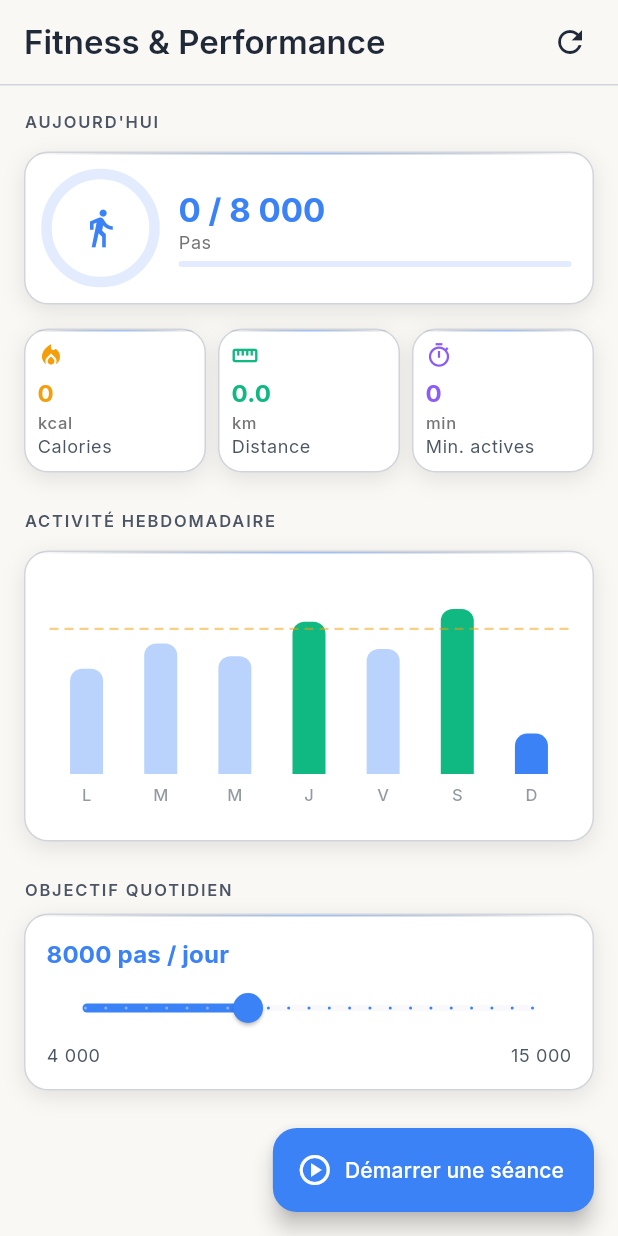
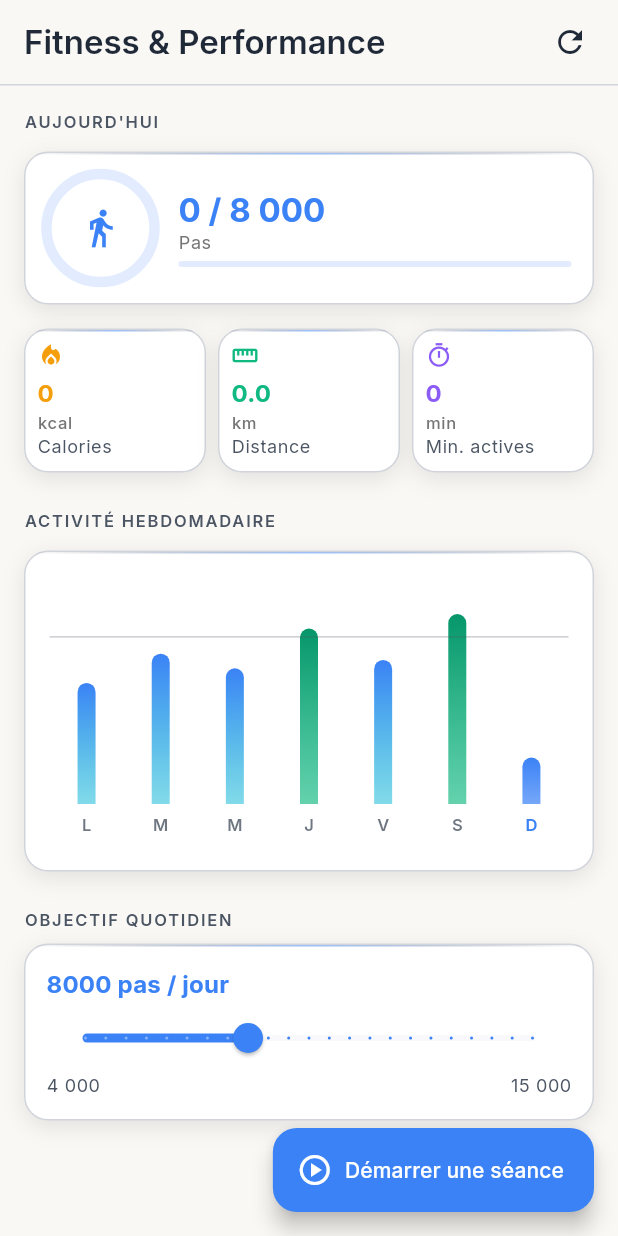
Before and after one commit to Beros0408/harmony, a Flutter app: the FitnessScreen screen opened by its route, on a phone screen of 412 x 824 dp. Run offline on Flutter 3.47's test engine with Material 3 defaults, Android fonts, the phone set to English and light mode, and no system bars; our stand-ins replace device_info_plus, dio, equatable, flutter_bloc, flutter_contacts, flutter_local_notifications and 16 more; missing offline and left inert: googleapis, purchases_flutter; accounts and stored records are empty; network calls fail.

Commit message:
Fitness - redesign premium graphique activite hebdomadaire

```diff
--- a/mobile/lib/features/fitness/presentation/screens/fitness_screen.dart
+++ b/mobile/lib/features/fitness/presentation/screens/fitness_screen.dart
@@ -221,7 +221,7 @@ class _FitnessBodyState extends State<_FitnessBody> {
         HarmonyCard(
           padding: AppSpacing.lg,
           child: SizedBox(
-            height: 160,
+            height: 180,
             child: _WeeklyBarChart(
               weeklySteps: widget.weeklySteps,
               goal: widget.goal,
@@ -461,7 +461,7 @@ class _MiniStatCard extends StatelessWidget {
 
 // ─── Graphique hebdomadaire ───────────────────────────────────────────────────
 
-class _WeeklyBarChart extends StatelessWidget {
+class _WeeklyBarChart extends StatefulWidget {
   const _WeeklyBarChart({
     required this.weeklySteps,
     required this.goal,
@@ -472,32 +472,101 @@ class _WeeklyBarChart extends StatelessWidget {
   final List<String> dayLabels;
 
   @override
+  State<_WeeklyBarChart> createState() => _WeeklyBarChartState();
+}
+
+class _WeeklyBarChartState extends State<_WeeklyBarChart>
+    with SingleTickerProviderStateMixin {
+  late final AnimationController _ctrl;
+  late final Animation<double> _anim;
+
+  @override
+  void initState() {
+    super.initState();
+    _ctrl = AnimationController(
+      vsync: this,
+      duration: const Duration(milliseconds: 600),
+    );
+    _anim = CurvedAnimation(parent: _ctrl, curve: Curves.easeOutCubic);
+    _ctrl.forward();
+  }
+
+  @override
+  void dispose() {
+    _ctrl.dispose();
+    super.dispose();
+  }
+
+  @override
   Widget build(BuildContext context) {
-    final values = weeklySteps.map((d) => d.stepCount.toDouble()).toList();
+    final cs = Theme.of(context).colorScheme;
+    final values = widget.weeklySteps.map((d) => d.stepCount.toDouble()).toList();
     // Complète à 7 si la liste est courte
-    while (values.length < 7) values.insert(0, 0);
-    final maxY = ([...values, goal.toDouble()].reduce((a, b) => a > b ? a : b)) * 1.2;
+    while (values.length < 7) { values.insert(0, 0); }
+    final maxY =
+        ([...values, widget.goal.toDouble()].reduce((a, b) => a > b ? a : b)) * 1.2;
 
+    return AnimatedBuilder(
+      animation: _anim,
+      builder: (context, _) {
         return BarChart(
           BarChartData(
             maxY: maxY,
             alignment: BarChartAlignment.spaceAround,
             barGroups: List.generate(values.length, (i) {
-          final isToday = i == values.length - 1;
-          final goalReached = values[i] >= goal;
-          final color = goalReached
-              ? AppColors.accentGreen
-              : isToday
-                  ? AppColors.accentBlue
-                  : AppColors.accentBlue.withValues(alpha: 0.35);
+              final isToday     = i == values.length - 1;
+              final goalReached = values[i] >= widget.goal;
+              final isWeak      = values[i] < widget.goal * 0.20;
+
+              final LinearGradient gradient;
+              if (goalReached) {
+                gradient = LinearGradient(
+                  begin: Alignment.topCenter,
+                  end: Alignment.bottomCenter,
+                  colors: [
+                    const Color(0xFF059669),
+                    AppColors.accentGreen.withValues(alpha: 0.65),
+                  ],
+                );
+              } else if (isToday) {
+                gradient = LinearGradient(
+                  begin: Alignment.topCenter,
+                  end: Alignment.bottomCenter,
+                  colors: [
+                    AppColors.accentBlue,
+                    AppColors.accentBlue.withValues(alpha: 0.7),
+                  ],
+                );
+              } else if (isWeak) {
+                gradient = LinearGradient(
+                  begin: Alignment.topCenter,
+                  end: Alignment.bottomCenter,
+                  colors: [
+                    cs.onSurfaceVariant.withValues(alpha: 0.30),
+                    cs.onSurfaceVariant.withValues(alpha: 0.15),
+                  ],
+                );
+              } else {
+                gradient = LinearGradient(
+                  begin: Alignment.topCenter,
+                  end: Alignment.bottomCenter,
+                  colors: [
+                    AppColors.accentBlue,
+                    AppColors.accentCyan.withValues(alpha: 0.5),
+                  ],
+                );
+              }
+
               return BarChartGroupData(
                 x: i,
                 barRods: [
                   BarChartRodData(
-                toY: values[i] > 0 ? values[i] : 0,
-                color: color,
-                width: 22,
-                borderRadius: const BorderRadius.vertical(top: Radius.circular(8)),
+                    toY: values[i] > 0 ? values[i] * _anim.value : 0,
+                    gradient: gradient,
+                    width: 12,
+                    borderRadius: const BorderRadius.vertical(
+                      top: Radius.circular(6),
+                    ),
                   ),
                 ],
               );
@@ -505,10 +574,19 @@ class _WeeklyBarChart extends StatelessWidget {
             extraLinesData: ExtraLinesData(
               horizontalLines: [
                 HorizontalLine(
-              y: goal.toDouble(),
-              color: AppColors.accentAmber.withValues(alpha: 0.5),
-              strokeWidth: 1.5,
-              dashArray: [6, 4],
+                  y: widget.goal.toDouble(),
+                  color: cs.onSurfaceVariant.withValues(alpha: 0.35),
+                  strokeWidth: 0.8,
+                  label: HorizontalLineLabel(
+                    show: true,
+                    alignment: Alignment.topRight,
+                    padding: const EdgeInsets.only(right: 4, bottom: 2),
+                    style: TextStyle(
+                      fontSize: 9,
+                      color: cs.onSurfaceVariant.withValues(alpha: 0.65),
+                    ),
+                    labelResolver: (line) => '${(widget.goal ~/ 1000)}k',
+                  ),
                 ),
               ],
             ),
@@ -519,30 +597,36 @@ class _WeeklyBarChart extends StatelessWidget {
                   reservedSize: 28,
                   getTitlesWidget: (value, meta) {
                     final i = value.toInt();
-                if (i < 0 || i >= dayLabels.length) return const SizedBox.shrink();
+                    if (i < 0 || i >= widget.dayLabels.length) {
+                      return const SizedBox.shrink();
+                    }
+                    final isToday = i == widget.dayLabels.length - 1;
                     return Padding(
                       padding: const EdgeInsets.only(top: 6),
                       child: Text(
-                    dayLabels[i],
+                        widget.dayLabels[i],
                         style: Theme.of(context).textTheme.labelSmall?.copyWith(
-                          color: Theme.of(context)
-                              .colorScheme
-                              .onSurfaceVariant
-                              .withValues(alpha: 0.6),
+                              color: isToday
+                                  ? AppColors.accentBlue
+                                  : cs.onSurfaceVariant.withValues(alpha: 0.80),
+                              fontWeight: FontWeight.w600,
+                              letterSpacing: 0.5,
                             ),
                       ),
                     );
                   },
                 ),
               ),
-          leftTitles: const AxisTitles(sideTitles: SideTitles(showTitles: false)),
-          topTitles: const AxisTitles(sideTitles: SideTitles(showTitles: false)),
+              leftTitles:  const AxisTitles(sideTitles: SideTitles(showTitles: false)),
+              topTitles:   const AxisTitles(sideTitles: SideTitles(showTitles: false)),
               rightTitles: const AxisTitles(sideTitles: SideTitles(showTitles: false)),
             ),
-        gridData: const FlGridData(show: false),
-        borderData: FlBorderData(show: false),
+            gridData:     const FlGridData(show: false),
+            borderData:   FlBorderData(show: false),
             barTouchData: BarTouchData(enabled: false),
           ),
+        );
+      },
     );
   }
 }
```
Lines whose indentation alone changed are shown as unchanged.
